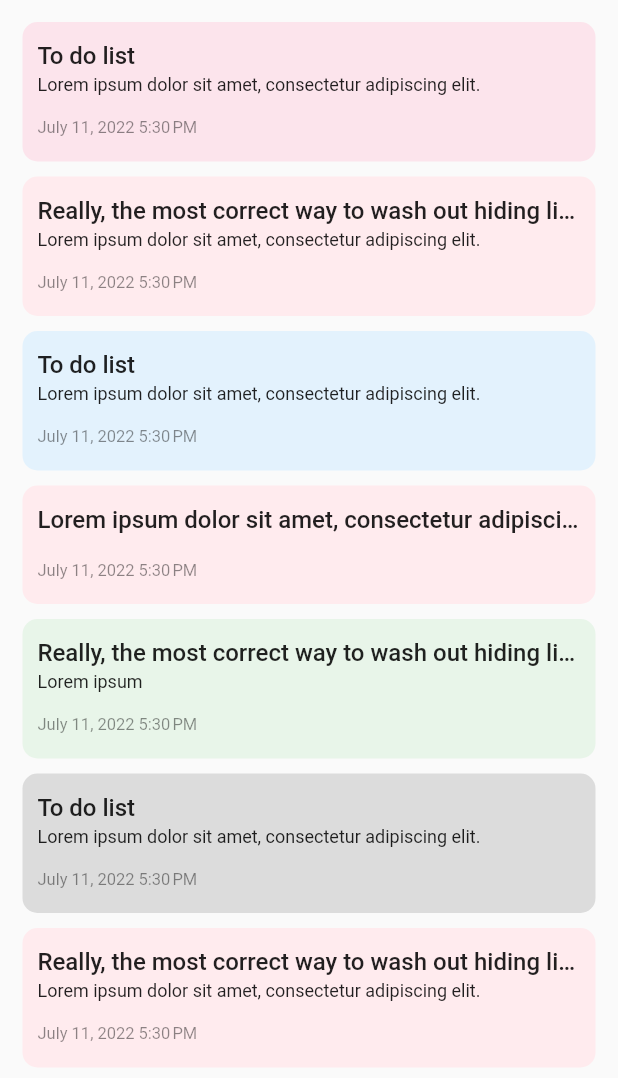
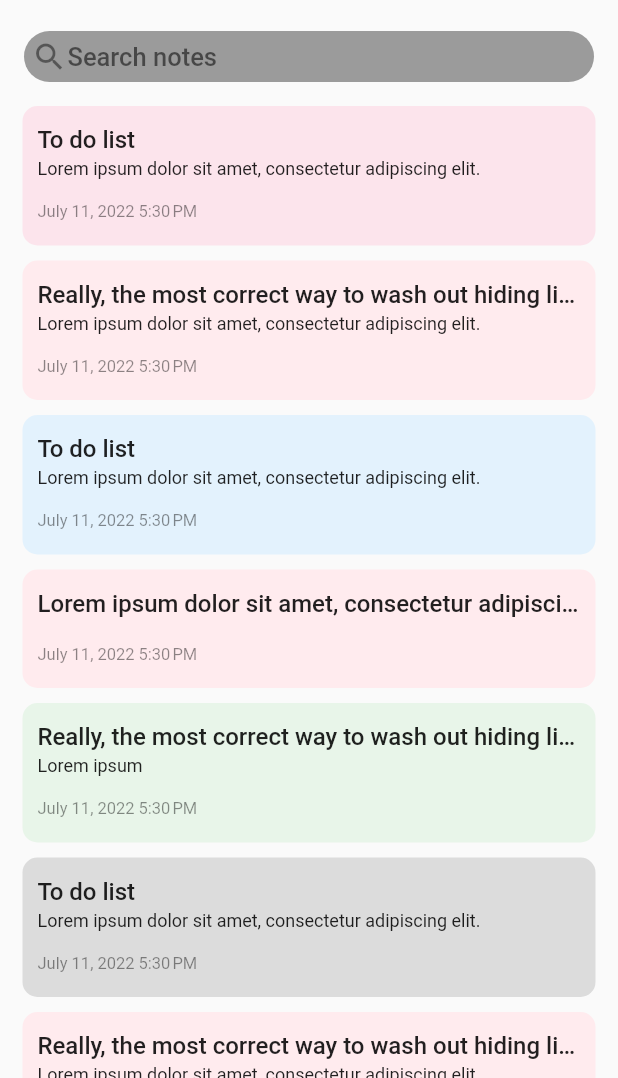
Before and after one commit to LordOlumide/notepad, a Flutter app: the screen it shows after launch, on a phone screen of 412 x 824 dp, the part 158-1236 px from its top. Run offline on Flutter 3.47's test engine with Material 2 defaults, Android fonts, the light colour scheme and no system bars; our stand-ins replace sqflite; accounts and stored records are empty.

Commit message:
Note integrated

```diff
--- a/lib/homepage/home_screen.dart
+++ b/lib/homepage/home_screen.dart
@@ -30,7 +30,9 @@ class HomeScreen extends StatelessWidget {
               floatHeaderSlivers: true,
               headerSliverBuilder: (context, _) => [
                 // SearchBar container
-                GestureDetector(
+                SliverAppBar(
+                  backgroundColor: Colors.transparent,
+                  title: GestureDetector(
                     onTap: () {}, // Push to search screen
                     child: Container(
                       decoration: BoxDecoration(
@@ -56,6 +58,7 @@ class HomeScreen extends StatelessWidget {
                         ],
                       ),
                     ),
+                  ),
                 )
               ],
               body: ListView(
```
Also changed, not shown: lib/general_components/crud_functions.dart (deleted, +0 -15 lines), lib/general_components/note_object.dart (+11 -1 lines), lib/main_database.dart (+19 -0 lines). Lines whose indentation alone changed are shown as unchanged.
